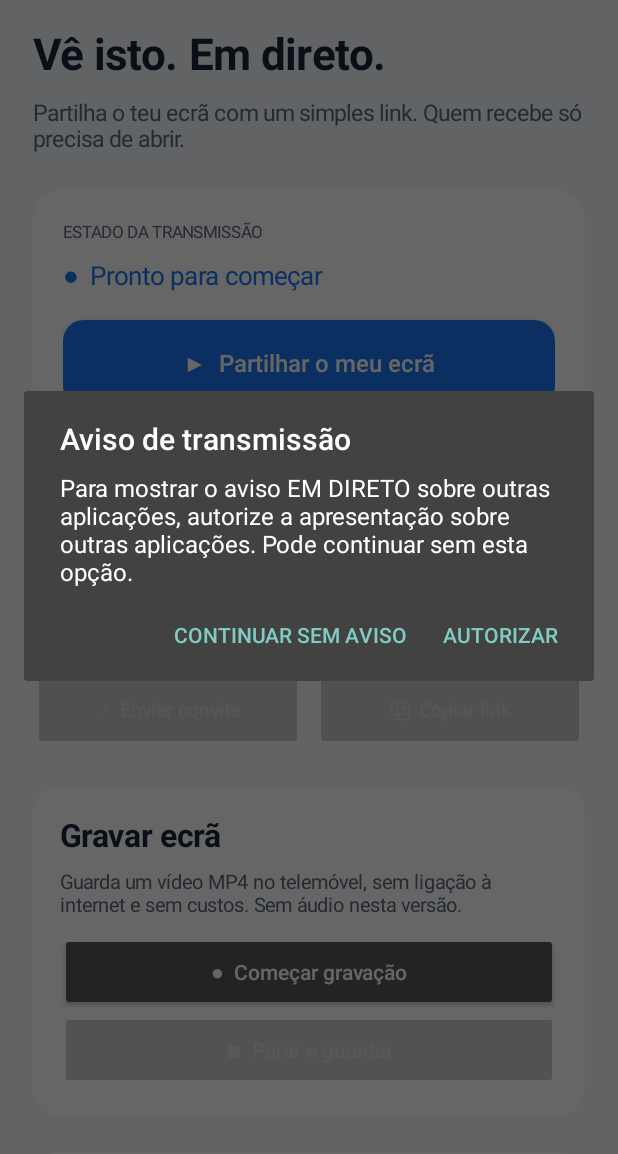
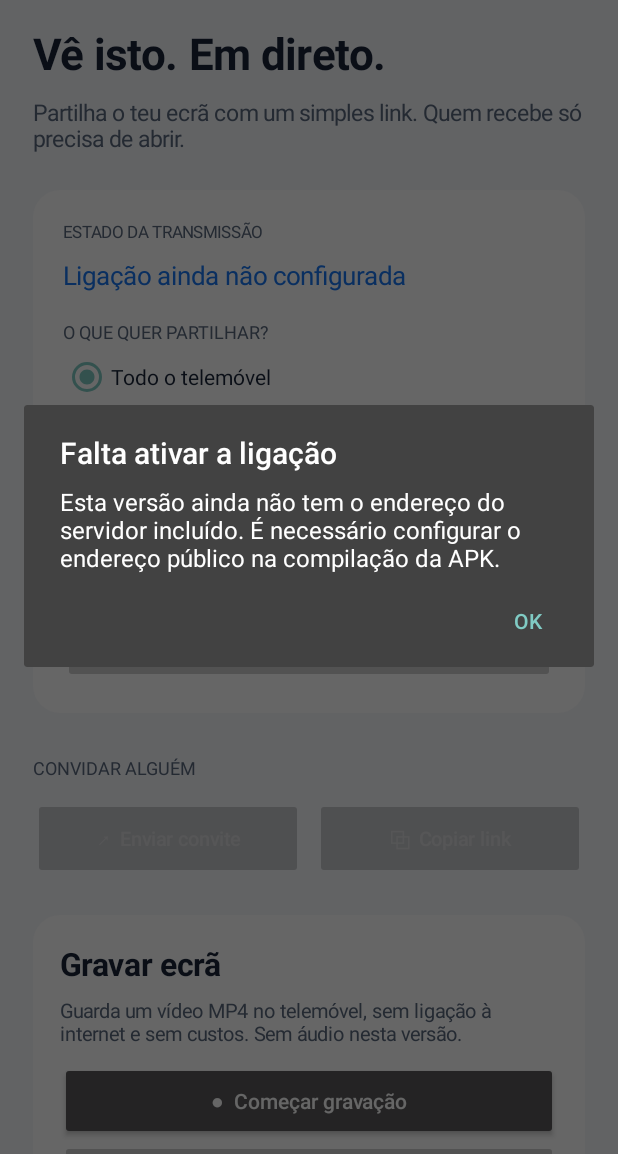
Before and after one commit to AMREIS1978/livestream, an Android app: the screen it shows after launch (MainActivity), after a tap on "▶ Partilhar o meu ecrã", on a phone screen of 412 x 824 dp, the part 82-1236 px from its top. Run offline under Robolectric (Android 15) with nearby library versions, the light colour scheme and no system bars.

Commit message:
Remove overlay permission prompt and offer full screen or single app capture modes

```diff
--- a/app/src/main/java/art/miguelreis/livestream/MainActivity.kt
+++ b/app/src/main/java/art/miguelreis/livestream/MainActivity.kt
@@ -7,18 +7,14 @@ import android.media.projection.MediaProjectionManager
 import android.media.projection.MediaProjectionConfig
 import android.os.Bundle
 import android.os.Build
-import android.provider.Settings
-import android.net.Uri
 import android.widget.*
 import java.util.UUID
 
 class MainActivity : Activity() {
  private val requestCode = 123
- private val overlayRequestCode = 124
  private val recordRequestCode = 125
  private lateinit var recordButton:Button
  private lateinit var stopRecordButton:Button
- private var overlayPrompted = false
  private lateinit var status: TextView
  private lateinit var startButton: Button
  private lateinit var stopButton: Button
@@ -29,6 +25,8 @@ class MainActivity : Activity() {
  private var sharedText = ""
  private lateinit var contentInput:EditText
  private lateinit var saveLiveCheck:CheckBox
+ private lateinit var captureMode:RadioGroup
+ private var shareEntireScreen=true
  private fun shareContent(){
   val raw=contentInput.text.toString().trim()
   if(raw.isBlank()){Toast.makeText(this,"Cole primeiro o link do conteúdo",Toast.LENGTH_SHORT).show();return}
@@ -67,11 +65,6 @@ class MainActivity : Activity() {
  }
 
  private fun begin() {
-  if (!Settings.canDrawOverlays(this) && !overlayPrompted) {
-   overlayPrompted = true
-   AlertDialog.Builder(this).setTitle("Aviso de transmissão").setMessage("Para mostrar o aviso EM DIRETO sobre outras aplicações, autorize a apresentação sobre outras aplicações. Pode continuar sem esta opção.").setPositiveButton("Autorizar") { _, _ -> startActivityForResult(Intent(Settings.ACTION_MANAGE_OVERLAY_PERMISSION,Uri.parse("package:$packageName")),overlayRequestCode) }.setNegativeButton("Continuar sem aviso") { _, _ -> begin() }.show()
-   return
-  }
   if (!endpoint.startsWith("https://")) {
    status.text = "Ligação ainda não configurada"
    AlertDialog.Builder(this)
@@ -82,8 +75,9 @@ class MainActivity : Activity() {
   }
   session = UUID.randomUUID().toString()
   publisherKey = UUID.randomUUID().toString() + UUID.randomUUID().toString()
+  shareEntireScreen = captureMode.checkedRadioButtonId == 2001
   val mgr = getSystemService(MEDIA_PROJECTION_SERVICE) as MediaProjectionManager
-  startActivityForResult(if(Build.VERSION.SDK_INT>=34)mgr.createScreenCaptureIntent(MediaProjectionConfig.createConfigForDefaultDisplay()) else mgr.createScreenCaptureIntent(), requestCode)
+  startActivityForResult(if(Build.VERSION.SDK_INT>=34 && shareEntireScreen)mgr.createScreenCaptureIntent(MediaProjectionConfig.createConfigForDefaultDisplay()) else mgr.createScreenCaptureIntent(), requestCode)
  }
 
  private fun beginRecording(){
@@ -103,6 +97,7 @@ class MainActivity : Activity() {
   status.text = if(saveLiveCheck.isChecked) "Partilha terminada · vídeo guardado em Filmes/LiveStream" else "Partilha terminada"
   startButton.isEnabled = true
   saveLiveCheck.isEnabled=true
+  for(i in 0 until captureMode.childCount)captureMode.getChildAt(i).isEnabled=Build.VERSION.SDK_INT>=34 || i==0
   recordButton.isEnabled=true
   stopRecordButton.isEnabled=false
   stopButton.isEnabled = false
@@ -148,6 +143,17 @@ class MainActivity : Activity() {
    text="▶  Partilhar o meu ecrã";textSize=16f;isAllCaps=false
    setTextColor(Color.WHITE);background=rounded(accent,14)
    setOnClickListener {begin()}
+  }
+  captureMode=RadioGroup(this).apply{
+   orientation=RadioGroup.VERTICAL
+   addView(RadioButton(this@MainActivity).apply{id=2001;text="Todo o telemóvel";isChecked=true;setTextColor(Color.rgb(24,36,56))})
+   addView(RadioButton(this@MainActivity).apply{id=2002;text="Apenas uma aplicação";setTextColor(Color.rgb(24,36,56))})
+  }
+  card.addView(label("O QUE QUER PARTILHAR?",12f,muted).apply{setPadding(0,0,0,dp(6))})
+  card.addView(captureMode)
+  if(Build.VERSION.SDK_INT<34){
+   captureMode.findViewById<RadioButton>(2002).isEnabled=false
+   card.addView(label("A seleção de uma única aplicação requer Android 14 ou superior.",12f,muted))
   }
   card.addView(startButton,LinearLayout.LayoutParams(-1,dp(58)))
   saveLiveCheck=CheckBox(this).apply{text="Gravar também esta transmissão (MP4)";isChecked=false;setTextColor(Color.rgb(24,36,56))}
@@ -214,7 +220,7 @@ class MainActivity : Activity() {
   hint.addView(label("COMO FUNCIONA",12f,accent).apply {setPadding(0,0,0,dp(10))})
   hint.addView(label("1  Escolhe partilhar o ecrã ou um link.\\n2  Autoriza a captura, se necessário.\\n3  Envia o convite.\\n4  Continua a utilizar o telemóvel.",14f))
   if(sharedText.isNotBlank())hint.addView(label("\\nRecebemos um conteúdo de outra aplicação. Podes iniciar a partilha agora.",13f,muted))
-  root.addView(label("O indicador EM DIRETO aparece sobre outras aplicações, se autorizado. Vídeos protegidos, como alguns canais de TV, podem surgir a preto. Esta versão não transmite áudio.",12f,muted).apply {setPadding(0,dp(22),0,dp(8))})
+  root.addView(label("Pode partilhar o ecrã completo ou apenas uma aplicação compatível. Vídeos protegidos podem surgir a preto. Esta versão não transmite áudio.",12f,muted).apply {setPadding(0,dp(22),0,dp(8))})
   setContentView(scroll)
  }
 
@@ -222,7 +228,6 @@ class MainActivity : Activity() {
  @Deprecated("Legacy activity result")
  override fun onActivityResult(requestCode: Int, resultCode: Int, data: Intent?) {
   super.onActivityResult(requestCode, resultCode, data)
-  if(requestCode==overlayRequestCode){begin();return}
   if(requestCode==recordRequestCode){
    if(resultCode==RESULT_OK && data!=null){
     startForegroundService(Intent(this,RecordService::class.java).apply{putExtra("resultCode",resultCode);putExtra("resultData",data)})
@@ -246,6 +251,8 @@ class MainActivity : Activity() {
    status.text = if(saveLiveCheck.isChecked) "A transmitir e gravar · a estabelecer ligação" else "Captura iniciada · a estabelecer ligação"
    startButton.isEnabled = false
    saveLiveCheck.isEnabled=false
+   captureMode.isEnabled=false
+   for(i in 0 until captureMode.childCount)captureMode.getChildAt(i).isEnabled=false
    recordButton.isEnabled=false
    stopRecordButton.isEnabled=false
    stopButton.isEnabled = true
```
